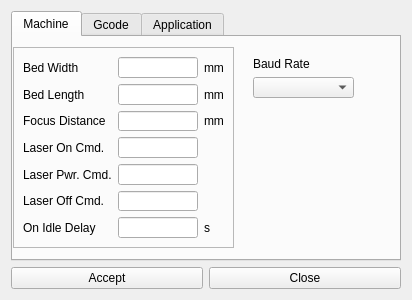
b-randon/gImage, file UI/settings_window.ui: the form before one commit.
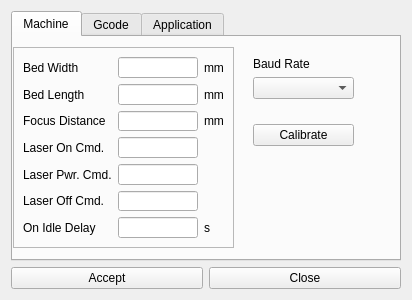
The form after the commit.

Diff of the .ui file:
```diff
--- a/UI/settings_window.ui
+++ b/UI/settings_window.ui
@@ -153,7 +153,7 @@
            <x>240</x>
            <y>20</y>
            <width>101</width>
-           <height>41</height>
+           <height>89</height>
           </rect>
          </property>
          <layout class="QVBoxLayout" name="verticalLayout_4">
@@ -167,6 +167,26 @@
           <item>
            <widget class="QComboBox" name="baud_rate_combo"/>
           </item>
+          <item>
+           <spacer name="verticalSpacer">
+            <property name="orientation">
+             <enum>Qt::Vertical</enum>
+            </property>
+            <property name="sizeHint" stdset="0">
+             <size>
+              <width>20</width>
+              <height>40</height>
+             </size>
+            </property>
+           </spacer>
+          </item>
+          <item>
+           <widget class="QPushButton" name="calibrate_button">
+            <property name="text">
+             <string>Calibrate</string>
+            </property>
+           </widget>
+          </item>
          </layout>
         </widget>
         <zorder>frame_3</zorder>
```
Left out of the diff: 3 changed lines with no effect on the pictures.
